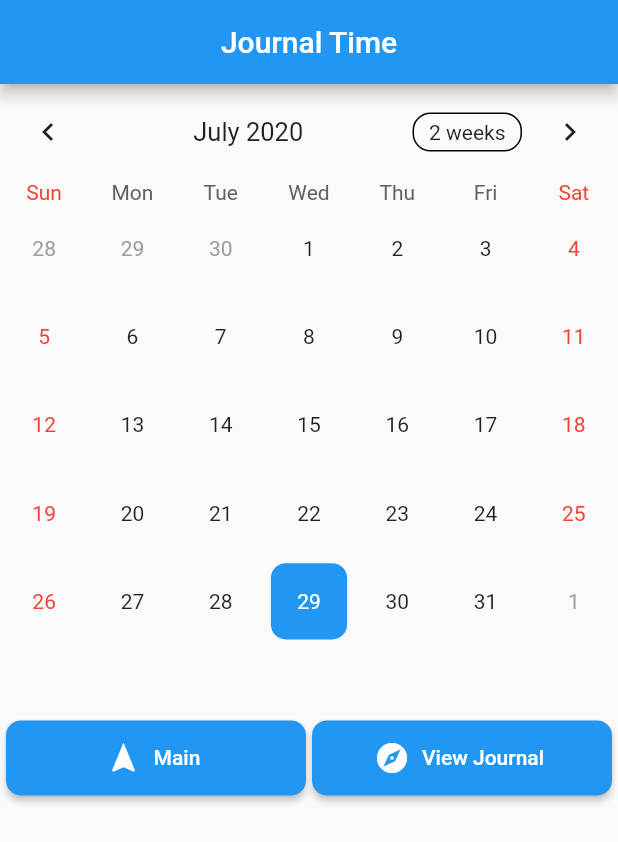
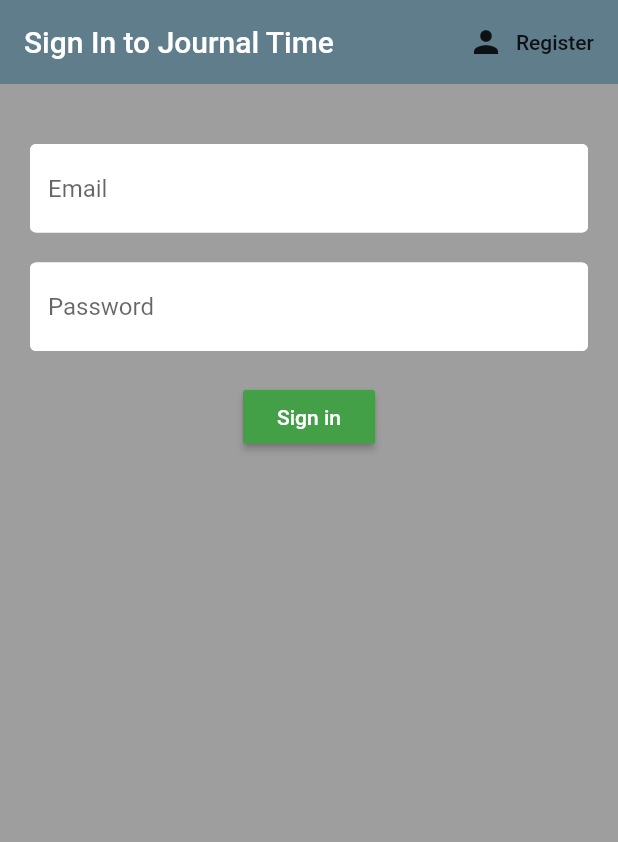
Before and after one commit to CS386-journal-time/journal, a Flutter app: the screen it shows after launch, on a phone screen of 412 x 824 dp. Shown: the top 842 px of the screen. Run offline on Flutter 3.47's test engine with Material 2 defaults, Android fonts, the phone set to English and light mode, and no system bars; drawn by our look-alikes of table_calendar; our stand-ins replace firebase_auth, flutter_spinkit, font_awesome_flutter, image_picker; accounts and stored records are empty.

Commit message:
initial commit of user authentication

```diff
--- /dev/null
+++ b/journal/lib/backend/authentication.dart
@@ -0,0 +1,30 @@
+import 'package:flutter/material.dart';
+import 'package:journal/backend/signIn.dart';
+import 'package:journal/backend/register.dart';
+
+
+class Authentication extends StatefulWidget {
+  @override
+  _AuthenticationState createState() => _AuthenticationState();
+}
+
+class _AuthenticationState extends State<Authentication> {
+
+  bool showSignIn = true;
+
+  void toggleView() {
+    setState(() {
+      showSignIn = !showSignIn;
+    });
+  }
+
+  @override
+  Widget build(BuildContext context) {
+    if (showSignIn) {
+      return SignIn(toggleView: toggleView);
+    }
+    else {
+      return Register(toggleView: toggleView);
+    }
+  }
+}
--- /dev/null
+++ b/journal/lib/backend/interfaceWrapper.dart
@@ -0,0 +1,30 @@
+import 'package:flutter/material.dart';
+import 'package:journal/backend/authentication.dart';
+import 'package:journal/backend/user.dart';
+import 'package:provider/provider.dart';
+import 'package:journal/journal//Calendar.dart';
+
+
+// wrapper loads next screen based on log in status
+
+class Wrapper extends StatefulWidget {
+  @override
+  _Wrapper createState() => _Wrapper();
+}
+
+class _Wrapper extends State<Wrapper> {
+
+  @override
+  Widget build(BuildContext context) {
+
+    final user = Provider.of<User>(context);
+
+    if (user == null)
+    {
+      return Authentication();
+    }
+    else{
+      return Calendar();
+    }
+  }
+}
--- /dev/null
+++ b/journal/lib/backend/serverAuth.dart
@@ -0,0 +1,62 @@
+import 'package:firebase_auth/firebase_auth.dart';
+import 'package:journal/backend/user.dart';
+
+
+// server authentication
+
+class ServerAuth {
+
+  final FirebaseAuth _auth = FirebaseAuth.instance;
+
+  // create user object
+  User _userFromFirebaseUser(FirebaseUser user)
+  {
+    return user != null ? User(uid: user.uid) : null;
+  }
+
+  // auth change user stream
+  Stream<User> get user {
+    return _auth.onAuthStateChanged
+        .map((FirebaseUser user) => _userFromFirebaseUser(user));
+  }
+
+    // sign in email
+  Future signInAccount(String email, String password) async {
+    try {
+      AuthResult result = await _auth.signInWithEmailAndPassword(
+          email: email,
+          password: password);
+      FirebaseUser user = result.user;
+      return _userFromFirebaseUser(user);
+    } catch (error) {
+      print(error.toString());
+      return null;
+    }
+  }
+
+
+    // register
+  Future registerAccount(String email, String password) async {
+    try {
+      AuthResult result = await _auth.createUserWithEmailAndPassword(
+          email: email,
+          password: password);
+      FirebaseUser user = result.user;
+      return _userFromFirebaseUser(user);
+    } catch (error) {
+      print(error.toString());
+      return null;
+    }
+  }
+
+    // sign out
+  Future signOut() async
+  {
+    try {
+      return await _auth.signOut();
+    } catch (error){
+      print(error.toString());
+      return null;
+    }
+  }
+}
--- /dev/null
+++ b/journal/lib/backend/signIn.dart
@@ -0,0 +1,112 @@
+import 'package:flutter/material.dart';
+import 'package:journal/backend/serverAuth.dart';
+import 'package:journal/shared/constants.dart';
+import 'package:journal/shared/loading.dart';
+
+// sign in buttons
+
+class SignIn extends StatefulWidget {
+
+  final Function toggleView;
+
+
+  SignIn({this.toggleView});
+
+
+  @override
+  _SignInState createState() => _SignInState();
+}
+
+class _SignInState extends State<SignIn> {
+
+  final ServerAuth _auth = ServerAuth();
+  final _formKey = GlobalKey<FormState>();
+  bool loading = false;
+
+  // text field state
+  String email = '';
+  String password = '';
+  String error = '';
+
+
+  @override
+  Widget build(BuildContext context) {
+    return loading ? Loading() : Scaffold(
+      backgroundColor: Colors.grey,
+      appBar: AppBar(
+        backgroundColor: Colors.blueGrey,
+        elevation: 0.0,
+        title: Text('Sign In to Journal Time'),
+        actions: <Widget>[
+          FlatButton.icon(
+              onPressed: () {
+                widget.toggleView();
+              },
+              icon: Icon(Icons.person),
+              label: Text('Register'),
+          ),
+        ],
+      ),
+      body: Container(
+        padding: EdgeInsets.all(20),
+        child: Form(
+          key: _formKey,
+          child: Column(
+            children: <Widget>[
+              SizedBox(height: 20.0),
+              TextFormField(
+                decoration: textInputDecoration.copyWith(hintText: 'Email'),
+                validator: (val) => val.isEmpty ? 'Please enter an email' : null,
+                onChanged: (val) {
+                  setState(() {
+                    email = val;
+                  });
+                },
+              ),
+              SizedBox(height: 20.0),
+              TextFormField(
+                obscureText: true,
+                decoration: textInputDecoration.copyWith(hintText: 'Password'),
+                validator: (val) => val.length < 4 ? 'Please enter a password '
+                    'of 4 or more characters' : null,
+                onChanged: (val) {
+                  password = val;
+                },
+              ),
+              SizedBox(height: 20.0),
+              RaisedButton(
+                color: Colors.green[600],
+                child: Text(
+                  'Sign in',
+                  style: TextStyle(color: Colors.white),
+                ),
+                onPressed: () async{
+                  if (_formKey.currentState.validate()) {
+
+                    setState(() {
+                      loading = true;
+                    });
+
+                    dynamic result = _auth.signInAccount(email, password);
+
+                    if(result == null) {
+                      setState(() {
+                      error = 'Could not sign in with given credentials.';
+                      loading = false;
+                     });
+                    }
+                  }
+                }
+              ),
+              SizedBox(height: 12.0),
+              Text(
+                error,
+                style: TextStyle(color: Colors.red, fontSize: 14.0),
+              ),
+            ],
+          ),
+        ),
+      ),
+    );
+  }
+}
--- /dev/null
+++ b/journal/lib/backend/user.dart
@@ -0,0 +1,6 @@
+class User{
+
+  final String uid;
+
+  User({this.uid});
+}
--- a/journal/lib/DayView.dart
+++ b/journal/lib/journal/DayView.dart
@@ -1,6 +1,6 @@
 import 'package:flutter/material.dart';
-import 'main.dart';
-import 'JournalEntry.dart';
+import 'package:journal/main.dart';
+import 'package:journal/journal/JournalEntry.dart';
 
 class DayView extends StatefulWidget {
   final String selectDay;
--- a/journal/lib/main.dart
+++ b/journal/lib/main.dart
@@ -1,5 +1,8 @@
 import 'package:flutter/material.dart';
-import 'package:journal/Calendar.dart';
+import 'package:journal/backend/user.dart';
+import 'package:provider/provider.dart';
+import 'package:journal/backend/interfaceWrapper.dart';
+import 'package:journal/backend/serverAuth.dart';
 
 void main() {
   runApp(MyApp());
@@ -28,8 +31,11 @@ class MyHomePage extends StatefulWidget {
 class _MyHomePageState extends State<MyHomePage> {
   @override
   Widget build(BuildContext context) {
-    return Container(
-      child: Calendar(),
+    return StreamProvider<User>.value(
+      value: ServerAuth().user,
+      child: MaterialApp(
+        home: Wrapper(),
+      ),
     );
   }
 }
--- /dev/null
+++ b/journal/lib/shared/constants.dart
@@ -0,0 +1,13 @@
+import 'package:flutter/material.dart';
+
+
+const textInputDecoration = InputDecoration(
+  fillColor: Colors.white,
+  filled: true,
+  enabledBorder: OutlineInputBorder(
+    borderSide: BorderSide(color: Colors.white, width: 2.0),
+  ),
+  focusedBorder: OutlineInputBorder(
+    borderSide: BorderSide(color: Colors.green, width: 2.0),
+  ),
+);
--- a/journal/pubspec.yaml
+++ b/journal/pubspec.yaml
@@ -30,6 +30,11 @@ dependencies:
   flutter_hsvcolor_picker: ^0.0.1
   font_awesome_flutter: ^8.8.1
   image_save: ^3.1.1
+  firebase_auth: ^0.16.1
+  cloud_firestore: ^0.13.7
+  provider: ^4.3.1
+  flutter_spinkit: ^4.1.2
+
 
 dev_dependencies:
   flutter_test:
```
Also changed, not shown: journal/lib/backend/register.dart (added, +108 -0 lines), journal/lib/journal/Calendar.dart (renamed from journal/lib/Calendar.dart, +11 -1 lines), journal/lib/journal/JournalEntry.dart (renamed from journal/lib/JournalEntry.dart, +17 -9 lines), journal/lib/shared/loading.dart (added, +18 -0 lines), journal/lib/journal/Photo.dart (renamed from journal/lib/Photo.dart), journal/pubspec.lock, 5 other files.
